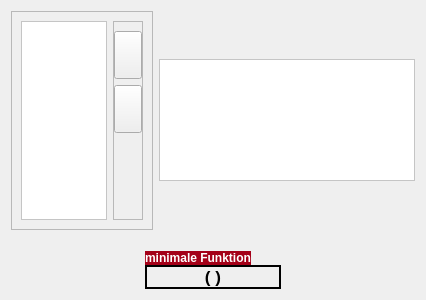
markus-senger/KV-diagram, file Application/booleanfunctionsimplifier.ui: the form before one commit.
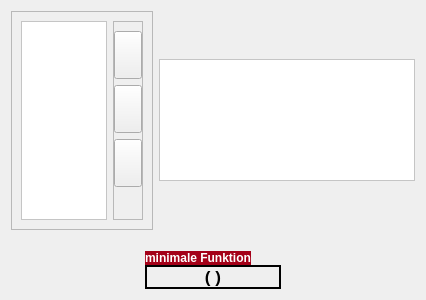
The form after the commit. Icons and pictures are not drawn.

```diff
--- a/Application/booleanfunctionsimplifier.ui
+++ b/Application/booleanfunctionsimplifier.ui
@@ -241,6 +241,37 @@
              </property>
             </widget>
            </item>
+           <item>
+            <widget class="QPushButton" name="clearButton">
+             <property name="sizePolicy">
+              <sizepolicy hsizetype="Fixed" vsizetype="Fixed">
+               <horstretch>0</horstretch>
+               <verstretch>0</verstretch>
+              </sizepolicy>
+             </property>
+             <property name="font">
+              <font>
+               <pointsize>12</pointsize>
+              </font>
+             </property>
+             <property name="styleSheet">
+              <string notr="true">QPushButton
+{
+	width: 40px;
+	height: 40px;
+   	border-image: url(:/images/buttons/clr_button.png)
+}
+
+QPushButton::hover
+{
+	border-image: url(:/images/buttons/clr_button_hover.png)
+}</string>
+             </property>
+             <property name="text">
+              <string/>
+             </property>
+            </widget>
+           </item>
            <item>
             <spacer name="verticalSpacer">
              <property name="orientation">
```
Left out of the diff: 4 changed lines with no effect on the pictures.
